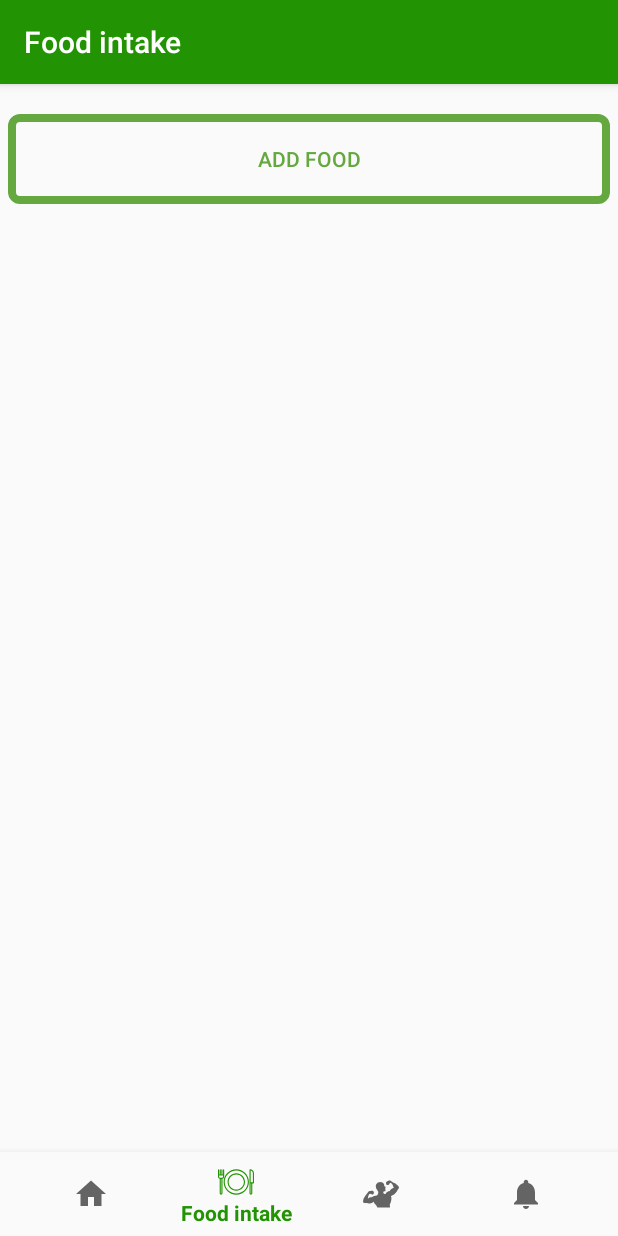
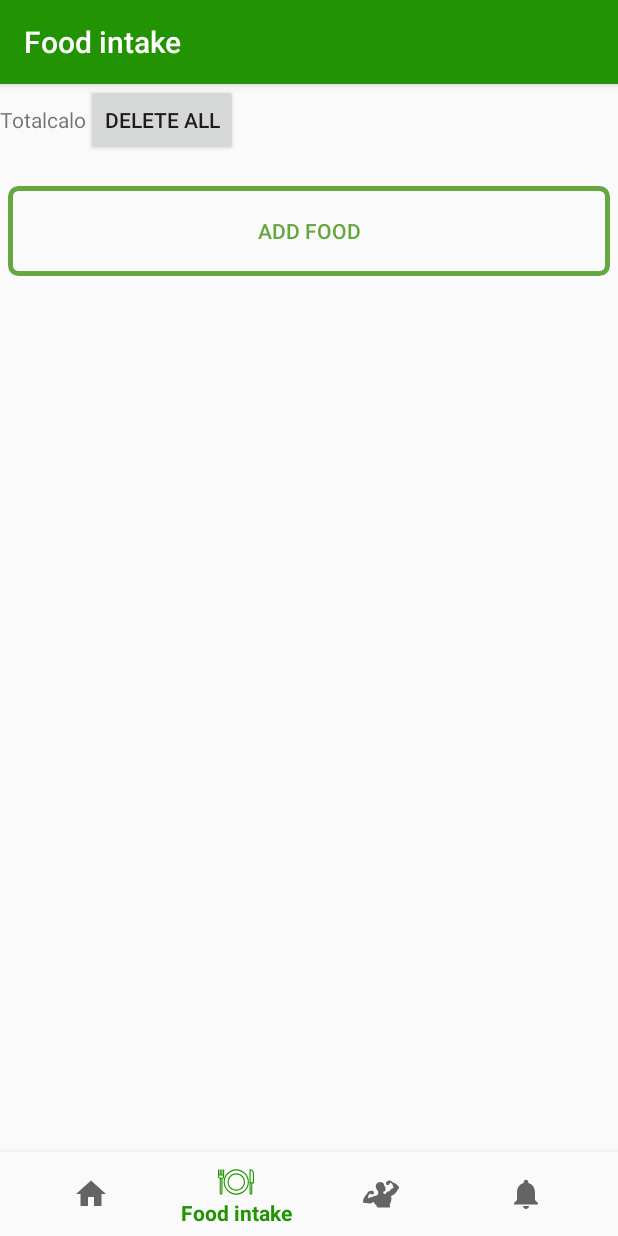
Before and after one commit to Berciless/CalorieCheck, an Android app: the DashboardFragment screen opened through its navigation route, on a phone screen of 412 x 824 dp. Run offline under Robolectric (Android 15) with nearby library versions, the phone set to English and light mode, and no system bars; our stand-ins replace Room's generated code, navigation-ui.

Commit message:
recycler item onclick

```diff
--- a/app/build.gradle
+++ b/app/build.gradle
@@ -6,8 +6,8 @@ android {
 
     defaultConfig {
         applicationId "com.lpai.caloriecheck"
-        minSdkVersion 16
-        targetSdkVersion 29
+        minSdkVersion 24
+        targetSdkVersion 26
         versionCode 1
         versionName "1.0"
 
--- a/app/src/main/java/com/lpai/caloriecheck/ui/dashboard/AddFoodActivity.java
+++ b/app/src/main/java/com/lpai/caloriecheck/ui/dashboard/AddFoodActivity.java
@@ -13,7 +13,7 @@ import com.lpai.caloriecheck.R;
 
 public class AddFoodActivity extends AppCompatActivity {
 
-    public static final String EXTRA_REPLY="com.example.android.roomFoodsample.REPLY";
+    public static final String EXTRA_REPLY="REPLY";
     private EditText newFood;
 
     @Override
@@ -28,7 +28,6 @@ public class AddFoodActivity extends AppCompatActivity {
             if(TextUtils.isEmpty(newFood.getText())){
                 setResult(RESULT_CANCELED,replyIntent);
             } else{
-
                 String name = newFood.getText().toString();
                 replyIntent.putExtra(EXTRA_REPLY,name);
                 setResult(RESULT_OK, replyIntent);
--- a/app/src/main/java/com/lpai/caloriecheck/ui/dashboard/DashboardFragment.java
+++ b/app/src/main/java/com/lpai/caloriecheck/ui/dashboard/DashboardFragment.java
@@ -2,16 +2,20 @@ package com.lpai.caloriecheck.ui.dashboard;
 
 
 import android.content.Intent;
+import android.os.Build;
 import android.os.Bundle;
 import android.view.LayoutInflater;
 import android.view.View;
 import android.view.ViewGroup;
 import android.widget.AdapterView;
 import android.widget.Button;
+import android.widget.TextView;
 import android.widget.Toast;
 import androidx.annotation.NonNull;
 import androidx.annotation.Nullable;
+import androidx.annotation.RequiresApi;
 import androidx.fragment.app.Fragment;
+import androidx.lifecycle.Lifecycle;
 import androidx.lifecycle.ViewModelProvider;
 import androidx.recyclerview.widget.LinearLayoutManager;
 import androidx.recyclerview.widget.RecyclerView;
@@ -21,11 +25,17 @@ import com.lpai.caloriecheck.R;
 
 import java.sql.SQLOutput;
 
-
-public class DashboardFragment extends Fragment {
+import static android.app.Activity.RESULT_OK;
 
 
+public class DashboardFragment extends Fragment implements View.OnClickListener {
+
+    public static final int ADD_FOOD_REQUEST_CODE = 1;
+
     DashboardViewModel dashboardViewModel;
+    TextView totalCalories;
+    Button deleteAllBtn;
+    RecyclerView recyclerView;
 
     public View onCreateView(@NonNull LayoutInflater inflater, ViewGroup container, Bundle savedInstanceState) {
 
@@ -34,37 +44,54 @@ public class DashboardFragment extends Fragment {
 
         View root = inflater.inflate(R.layout.fragment_dashboard, container, false);
 
-        RecyclerView recyclerView = (RecyclerView) root.findViewById(R.id.recyclerview);
+        recyclerView = (RecyclerView) root.findViewById(R.id.recyclerview);
 
         FoodListAdapter adapter = new FoodListAdapter(this.getActivity());
         recyclerView.setAdapter(adapter);
         recyclerView.setLayoutManager(new LinearLayoutManager(this.getActivity()));
 
+
+
         dashboardViewModel.getTodaySFood().observe(getViewLifecycleOwner(), adapter::setFoods);
+        totalCalories=(TextView) root.findViewById(R.id.totalCalories);
+
+
+        deleteAllBtn=(Button) root.findViewById(R.id.button3);
+        deleteAllBtn.setOnClickListener(e->dashboardViewModel.deleteAll());
 
         Button button = root.findViewById(R.id.button);
         button.setOnClickListener(v -> {
             Intent intent = new Intent(getActivity(),AddFoodActivity.class);
-            startActivityForResult(intent,1);
+            startActivityForResult(intent,ADD_FOOD_REQUEST_CODE);
         });
-
-
 
         return root;
     }
 
-    @Override
     public void onActivityCreated(Bundle savedInstanceState) {
         super.onActivityCreated(savedInstanceState);
 
+
     }
 
+    @Override
+    public void onClick(View v) {
+        int pos = recyclerView.indexOfChild(v);
+        Toast.makeText(
+                getActivity().getApplicationContext(),
+                "aiapasat"+pos,
+                Toast.LENGTH_LONG).show();
+
+    }
 
     public void onActivityResult(int requestCode, int resultCode, @Nullable Intent data){
         super.onActivityResult(requestCode,resultCode,data);
-        if(requestCode == 1 && resultCode == -1){
+        if(requestCode == ADD_FOOD_REQUEST_CODE && resultCode == RESULT_OK){
             Food food = new Food(data.getStringExtra(AddFoodActivity.EXTRA_REPLY));
             dashboardViewModel.insert(food);
+
+
+
         } else {
             Toast.makeText(
                     getActivity().getApplicationContext(),
--- a/app/src/main/java/com/lpai/caloriecheck/ui/dashboard/DashboardViewModel.java
+++ b/app/src/main/java/com/lpai/caloriecheck/ui/dashboard/DashboardViewModel.java
@@ -12,16 +12,20 @@ import java.util.List;
 public class DashboardViewModel extends AndroidViewModel {
 
     private  FoodRepository repository;
+
     private LiveData<List<Food>> todaySFood;
     public DashboardViewModel(Application application){
         super(application);
         repository = new FoodRepository(application);
         todaySFood = new MutableLiveData<>();
-        todaySFood =  repository.getTodaySFood();
+        todaySFood = repository.getTodaySFood();
+
     }
-    LiveData<List<Food>> getTodaySFood(){
-        return todaySFood;
-    }
+
+    public LiveData<List<Food>> getTodaySFood(){ return todaySFood; }
+
     public void insert(Food food){repository.insert(food);}
 
+    public void deleteAll(){repository.deleteAll();}
+
 }
--- a/app/src/main/java/com/lpai/caloriecheck/ui/dashboard/FoodDao.java
+++ b/app/src/main/java/com/lpai/caloriecheck/ui/dashboard/FoodDao.java
@@ -20,4 +20,6 @@ public interface FoodDao {
     @Query("SELECT * FROM daily_food")
     LiveData<List<Food>> getTodaySFood();
 
+//    @Query("SELECT * FROM daily_food WHERE id=")
+
 }
--- a/app/src/main/java/com/lpai/caloriecheck/ui/dashboard/FoodItemModel.java
+++ b/app/src/main/java/com/lpai/caloriecheck/ui/dashboard/FoodItemModel.java
@@ -2,8 +2,6 @@ package com.lpai.caloriecheck.ui.dashboard;
 
 
 public class FoodItemModel {
-
-
     public String name;
     public double proteins;
     public double carbs;
--- a/app/src/main/java/com/lpai/caloriecheck/ui/dashboard/FoodListAdapter.java
+++ b/app/src/main/java/com/lpai/caloriecheck/ui/dashboard/FoodListAdapter.java
@@ -6,6 +6,7 @@ import android.view.View;
 import android.view.ViewGroup;
 import android.widget.AdapterView;
 import android.widget.TextView;
+import android.widget.Toast;
 
 import androidx.recyclerview.widget.RecyclerView;
 
@@ -16,10 +17,12 @@ import java.util.List;
 public class FoodListAdapter extends RecyclerView.Adapter<FoodListAdapter.FoodViewHolder> {
     private final LayoutInflater inflater;
     private List<Food> foods; // Cached copy of foods
-
+    Context context;
     FoodListAdapter(Context context) {
         inflater = LayoutInflater.from(context);
+        this.context=context;
     }
+    public View.OnClickListener clickListener;
 
     @Override
     public FoodViewHolder onCreateViewHolder(ViewGroup parent, int viewType) {
@@ -36,6 +39,8 @@ public class FoodListAdapter extends RecyclerView.Adapter<FoodListAdapter.FoodVi
             holder.txtProteins.setText(String.valueOf(foodItem.proteins));
             holder.txtCarbs.setText(String.valueOf(foodItem.carbs));
             holder.txtFat.setText(String.valueOf(foodItem.fat));
+//AICI O SA SETEZI NAVIGAREA CATRE UPDATE SAU DELET PT UN ANUME FOOD DIN DYLY_FOOD
+            holder.itemView.setOnClickListener(v -> System.out.println(foodItem.foodId));
         } else {
             holder.txtName.setText("ERROR");
             holder.txtCalories.setText(String.valueOf("ERROR"));
@@ -74,7 +79,15 @@ public class FoodListAdapter extends RecyclerView.Adapter<FoodListAdapter.FoodVi
             txtProteins= itemView.findViewById(R.id.proteins);
             txtCarbs= itemView.findViewById(R.id.carbs);
             txtFat = itemView.findViewById(R.id.fat);
+//            itemView.setOnClickListener(this);
         }
 
+//        @Override
+//        public void onClick(View v) {
+//            Toast.makeText(
+//                    context,
+//                    "ai apasat"+getLayoutPosition(),
+//                    Toast.LENGTH_SHORT).show();
+//        }
     }
 }
--- a/app/src/main/res/drawable/round_border.xml
+++ b/app/src/main/res/drawable/round_border.xml
@@ -1,10 +1,9 @@
 <?xml version="1.0" encoding="utf-8"?>
 <shape xmlns:android="http://schemas.android.com/apk/res/android"
-    android:shape="rectangle"
-    >
+    android:shape="rectangle">
     <stroke
         android:color="@color/carbsColor"
-        android:width="5dp"
+        android:width="3dp"
         />
 
 <!-- The width and color of the border-->
--- a/app/src/main/res/layout/food_item.xml
+++ b/app/src/main/res/layout/food_item.xml
@@ -3,8 +3,10 @@
     android:layout_height="wrap_content"
     android:orientation="vertical"
     android:paddingVertical="10dp"
-    android:background="@drawable/round_border"
-    android:layout_margin="5dp"
+    android:background="@drawable/food_item_plate"
+    android:layout_margin="10dp"
+    android:elevation="2dp"
+
     >
 
     <LinearLayout
--- a/app/src/main/res/layout/fragment_dashboard.xml
+++ b/app/src/main/res/layout/fragment_dashboard.xml
@@ -13,7 +13,31 @@
                     android:layout_width="match_parent"
                     android:layout_height="wrap_content"
                     android:orientation="vertical">
+                        <LinearLayout
+                            android:orientation="horizontal"
+                            android:layout_width="match_parent"
+                            android:layout_height="wrap_content">
+                                <TextView
+                                    android:layout_width="wrap_content"
+                                    android:layout_height="30dp"
+                                    android:text="Total"
+                                    />
+                                <TextView
+                                    android:id="@+id/totalCalories"
+                                    android:layout_width="wrap_content"
+                                    android:layout_height="30dp"
+                                    android:text="calo"
+                                    />
+                                <Button
+                                    android:id="@+id/button3"
+                                    android:layout_width="wrap_content"
+                                    android:layout_height="wrap_content"
+                                    android:text="DELETE ALL"
+                                    />
+                        </LinearLayout>
+
                         <androidx.recyclerview.widget.RecyclerView
+
                             android:id="@+id/recyclerview"
                             android:layout_width="match_parent"
                             android:layout_height="wrap_content"
```
Also changed, not shown: app/src/main/java/com/lpai/caloriecheck/ui/dashboard/Food.java (+0 -7 lines), app/src/main/java/com/lpai/caloriecheck/ui/dashboard/FoodRepository.java (+14 -0 lines), app/src/main/res/drawable/food_item_plate.xml (added, +20 -0 lines). Lines whose indentation alone changed are shown as unchanged.
